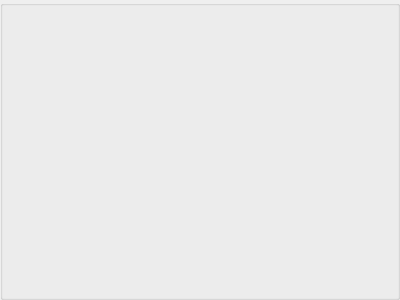
Before: the Qt Designer form cpu_tweaks.ui in alexhebri/SwiftBoost, drawn with Qt 5.
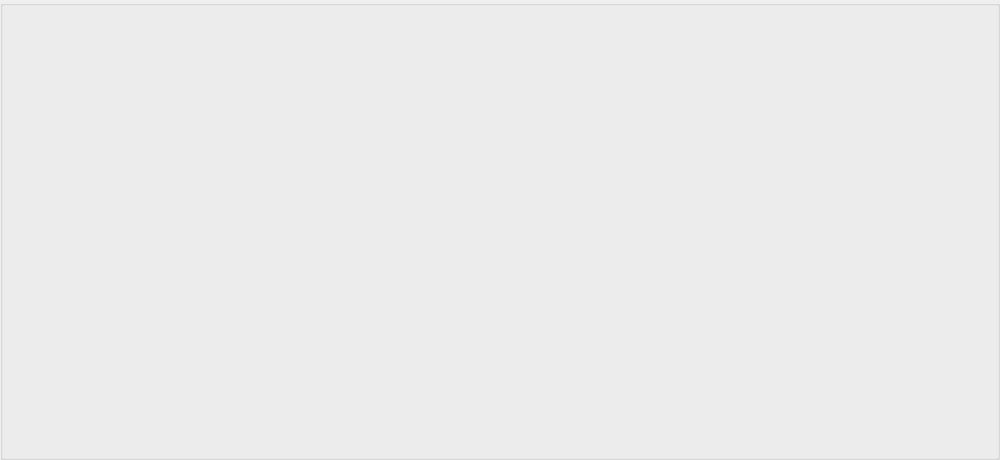
After: the same form once the commit is applied.

The edit to the form file:
```diff
--- a/cpu_tweaks.ui
+++ b/cpu_tweaks.ui
@@ -6,10 +6,28 @@
    <rect>
     <x>0</x>
     <y>0</y>
-    <width>400</width>
-    <height>300</height>
+    <width>1000</width>
+    <height>460</height>
    </rect>
   </property>
+  <property name="sizePolicy">
+   <sizepolicy hsizetype="Minimum" vsizetype="Minimum">
+    <horstretch>0</horstretch>
+    <verstretch>0</verstretch>
+   </sizepolicy>
+  </property>
+  <property name="minimumSize">
+   <size>
+    <width>1000</width>
+    <height>460</height>
+   </size>
+  </property>
+  <property name="maximumSize">
+   <size>
+    <width>1000</width>
+    <height>460</height>
+   </size>
+  </property>
   <property name="windowTitle">
    <string>GroupBox</string>
   </property>
```
